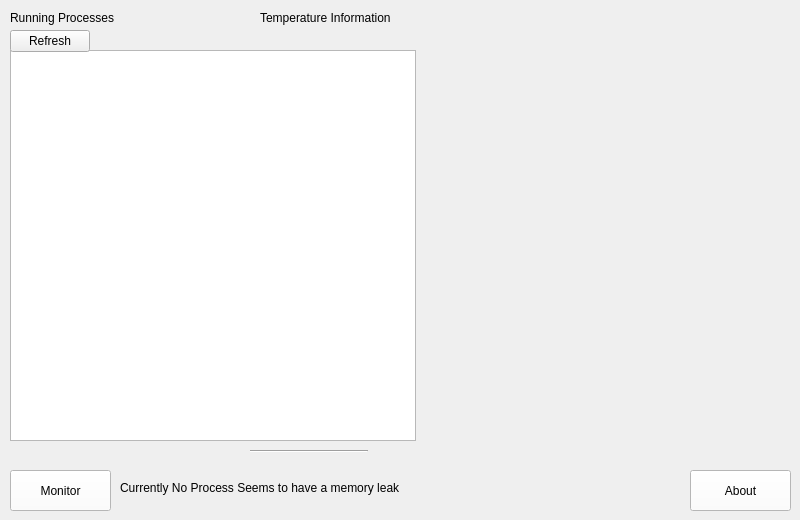
Old version of the form Sysmon/sysmon.ui in the repository moyass/System-Application-Monitor.
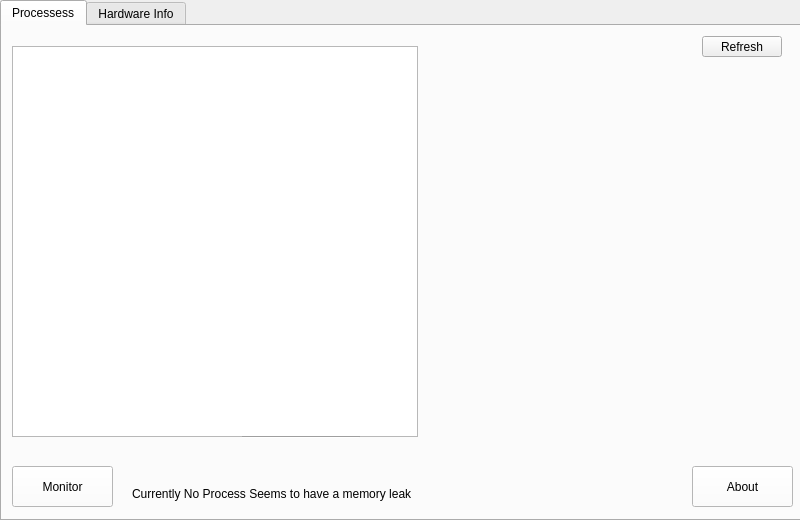
New version of the form. The open tabs and pages were chosen to show the change.

Diff of the .ui file:
```diff
--- a/Sysmon/sysmon.ui
+++ b/Sysmon/sysmon.ui
@@ -43,474 +43,40 @@
   <property name="autoFillBackground">
    <bool>false</bool>
   </property>
-  <widget class="QPushButton" name="monitorButton">
+  <widget class="QTabWidget" name="tabWidget">
    <property name="geometry">
     <rect>
-     <x>10</x>
-     <y>470</y>
-     <width>101</width>
-     <height>41</height>
+     <x>0</x>
+     <y>0</y>
+     <width>801</width>
+     <height>521</height>
     </rect>
    </property>
-   <property name="palette">
-    <palette>
-     <active>
-      <colorrole role="WindowText">
-       <brush brushstyle="SolidPattern">
-        <color alpha="255">
-         <red>0</red>
-         <green>0</green>
-         <blue>0</blue>
-        </color>
-       </brush>
-      </colorrole>
-      <colorrole role="Button">
-       <brush brushstyle="SolidPattern">
-        <color alpha="255">
-         <red>255</red>
-         <green>255</green>
-         <blue>255</blue>
-        </color>
-       </brush>
-      </colorrole>
-      <colorrole role="Light">
-       <brush brushstyle="SolidPattern">
-        <color alpha="255">
-         <red>255</red>
-         <green>255</green>
-         <blue>255</blue>
-        </color>
-       </brush>
-      </colorrole>
-      <colorrole role="Midlight">
-       <brush brushstyle="SolidPattern">
-        <color alpha="255">
-         <red>255</red>
-         <green>255</green>
-         <blue>255</blue>
-        </color>
-       </brush>
-      </colorrole>
-      <colorrole role="Dark">
-       <brush brushstyle="SolidPattern">
-        <color alpha="255">
-         <red>127</red>
-         <green>127</green>
-         <blue>127</blue>
-        </color>
-       </brush>
-      </colorrole>
-      <colorrole role="Mid">
-       <brush brushstyle="SolidPattern">
-        <color alpha="255">
-         <red>170</red>
-         <green>170</green>
-         <blue>170</blue>
-        </color>
-       </brush>
-      </colorrole>
-      <colorrole role="Text">
-       <brush brushstyle="SolidPattern">
-        <color alpha="255">
-         <red>0</red>
-         <green>0</green>
-         <blue>0</blue>
-        </color>
-       </brush>
-      </colorrole>
-      <colorrole role="BrightText">
-       <brush brushstyle="SolidPattern">
-        <color alpha="255">
-         <red>255</red>
-         <green>255</green>
-         <blue>255</blue>
-        </color>
-       </brush>
-      </colorrole>
-      <colorrole role="ButtonText">
-       <brush brushstyle="SolidPattern">
-        <color alpha="255">
-         <red>0</red>
-         <green>0</green>
-         <blue>0</blue>
-        </color>
-       </brush>
-      </colorrole>
-      <colorrole role="Base">
-       <brush brushstyle="SolidPattern">
-        <color alpha="255">
-         <red>255</red>
-         <green>255</green>
-         <blue>255</blue>
-        </color>
-       </brush>
-      </colorrole>
-      <colorrole role="Window">
-       <brush brushstyle="SolidPattern">
-        <color alpha="255">
-         <red>255</red>
-         <green>255</green>
-         <blue>255</blue>
-        </color>
-       </brush>
-      </colorrole>
-      <colorrole role="Shadow">
-       <brush brushstyle="SolidPattern">
-        <color alpha="255">
-         <red>0</red>
-         <green>0</green>
-         <blue>0</blue>
-        </color>
-       </brush>
-      </colorrole>
-      <colorrole role="AlternateBase">
-       <brush brushstyle="SolidPattern">
-        <color alpha="255">
-         <red>255</red>
-         <green>255</green>
-         <blue>255</blue>
-        </color>
-       </brush>
-      </colorrole>
-      <colorrole role="ToolTipBase">
-       <brush brushstyle="SolidPattern">
-        <color alpha="255">
-         <red>255</red>
-         <green>255</green>
-         <blue>220</blue>
-        </color>
-       </brush>
-      </colorrole>
-      <colorrole role="ToolTipText">
-       <brush brushstyle="SolidPattern">
-        <color alpha="255">
-         <red>0</red>
-         <green>0</green>
-         <blue>0</blue>
-        </color>
-       </brush>
-      </colorrole>
-     </active>
-     <inactive>
-      <colorrole role="WindowText">
-       <brush brushstyle="SolidPattern">
-        <color alpha="255">
-         <red>0</red>
-         <green>0</green>
-         <blue>0</blue>
-        </color>
-       </brush>
-      </colorrole>
-      <colorrole role="Button">
-       <brush brushstyle="SolidPattern">
-        <color alpha="255">
-         <red>255</red>
-         <green>255</green>
-         <blue>255</blue>
-        </color>
-       </brush>
-      </colorrole>
-      <colorrole role="Light">
-       <brush brushstyle="SolidPattern">
-        <color alpha="255">
-         <red>255</red>
-         <green>255</green>
-         <blue>255</blue>
-        </color>
-       </brush>
-      </colorrole>
-      <colorrole role="Midlight">
-       <brush brushstyle="SolidPattern">
-        <color alpha="255">
-         <red>255</red>
-         <green>255</green>
-         <blue>255</blue>
-        </color>
-       </brush>
-      </colorrole>
-      <colorrole role="Dark">
-       <brush brushstyle="SolidPattern">
-        <color alpha="255">
-         <red>127</red>
-         <green>127</green>
-         <blue>127</blue>
-        </color>
-       </brush>
-      </colorrole>
-      <colorrole role="Mid">
-       <brush brushstyle="SolidPattern">
-        <color alpha="255">
-         <red>170</red>
-         <green>170</green>
-         <blue>170</blue>
-        </color>
-       </brush>
-      </colorrole>
-      <colorrole role="Text">
-       <brush brushstyle="SolidPattern">
-        <color alpha="255">
-         <red>0</red>
-         <green>0</green>
-         <blue>0</blue>
-        </color>
-       </brush>
-      </colorrole>
-      <colorrole role="BrightText">
-       <brush brushstyle="SolidPattern">
-        <color alpha="255">
-         <red>255</red>
-         <green>255</green>
-         <blue>255</blue>
-        </color>
-       </brush>
-      </colorrole>
-      <colorrole role="ButtonText">
-       <brush brushstyle="SolidPattern">
-        <color alpha="255">
-         <red>0</red>
-         <green>0</green>
-         <blue>0</blue>
-        </color>
-       </brush>
-      </colorrole>
-      <colorrole role="Base">
-       <brush brushstyle="SolidPattern">
-        <color alpha="255">
-         <red>255</red>
-         <green>255</green>
-         <blue>255</blue>
-        </color>
-       </brush>
-      </colorrole>
-      <colorrole role="Window">
-       <brush brushstyle="SolidPattern">
-        <color alpha="255">
-         <red>255</red>
-         <green>255</green>
-         <blue>255</blue>
-        </color>
-       </brush>
-      </colorrole>
-      <colorrole role="Shadow">
-       <brush brushstyle="SolidPattern">
-        <color alpha="255">
-         <red>0</red>
-         <green>0</green>
-         <blue>0</blue>
-        </color>
-       </brush>
-      </colorrole>
-      <colorrole role="AlternateBase">
-       <brush brushstyle="SolidPattern">
-        <color alpha="255">
-         <red>255</red>
-         <green>255</green>
-         <blue>255</blue>
-        </color>
-       </brush>
-      </colorrole>
-      <colorrole role="ToolTipBase">
-       <brush brushstyle="SolidPattern">
-        <color alpha="255">
-         <red>255</red>
-         <green>255</green>
-         <blue>220</blue>
-        </color>
-       </brush>
-      </colorrole>
-      <colorrole role="ToolTipText">
-       <brush brushstyle="SolidPattern">
-        <color alpha="255">
-         <red>0</red>
-         <green>0</green>
-         <blue>0</blue>
-        </color>
-       </brush>
-      </colorrole>
-     </inactive>
-     <disabled>
-      <colorrole role="WindowText">
-       <brush brushstyle="SolidPattern">
-        <color alpha="255">
-         <red>127</red>
-         <green>127</green>
-         <blue>127</blue>
-        </color>
-       </brush>
-      </colorrole>
-      <colorrole role="Button">
-       <brush brushstyle="SolidPattern">
-        <color alpha="255">
-         <red>255</red>
-         <green>255</green>
-         <blue>255</blue>
-        </color>
-       </brush>
-      </colorrole>
-      <colorrole role="Light">
-       <brush brushstyle="SolidPattern">
-        <color alpha="255">
-         <red>255</red>
-         <green>255</green>
-         <blue>255</blue>
-        </color>
-       </brush>
-      </colorrole>
-      <colorrole role="Midlight">
-       <brush brushstyle="SolidPattern">
-        <color alpha="255">
-         <red>255</red>
-         <green>255</green>
-         <blue>255</blue>
-        </color>
-       </brush>
-      </colorrole>
-      <colorrole role="Dark">
-       <brush brushstyle="SolidPattern">
-        <color alpha="255">
-         <red>127</red>
-         <green>127</green>
-         <blue>127</blue>
-        </color>
-       </brush>
-      </colorrole>
-      <colorrole role="Mid">
-       <brush brushstyle="SolidPattern">
-        <color alpha="255">
-         <red>170</red>
-         <green>170</green>
-         <blue>170</blue>
-        </color>
-       </brush>
-      </colorrole>
-      <colorrole role="Text">
-       <brush brushstyle="SolidPattern">
-        <color alpha="255">
-         <red>127</red>
-         <green>127</green>
-         <blue>127</blue>
-        </color>
-       </brush>
-      </colorrole>
-      <colorrole role="BrightText">
-       <brush brushstyle="SolidPattern">
-        <color alpha="255">
-         <red>255</red>
-         <green>255</green>
-         <blue>255</blue>
-        </color>
-       </brush>
-      </colorrole>
-      <colorrole role="ButtonText">
-       <brush brushstyle="SolidPattern">
-        <color alpha="255">
-         <red>127</red>
-         <green>127</green>
-         <blue>127</blue>
-        </color>
-       </brush>
-      </colorrole>
-      <colorrole role="Base">
-       <brush brushstyle="SolidPattern">
-        <color alpha="255">
-         <red>255</red>
-         <green>255</green>
-         <blue>255</blue>
-        </color>
-       </brush>
-      </colorrole>
-      <colorrole role="Window">
-       <brush brushstyle="SolidPattern">
-        <color alpha="255">
-         <red>255</red>
-         <green>255</green>
-         <blue>255</blue>
-        </color>
-       </brush>
-      </colorrole>
-      <colorrole role="Shadow">
-       <brush brushstyle="SolidPattern">
-        <color alpha="255">
-         <red>0</red>
-         <green>0</green>
-         <blue>0</blue>
-        </color>
-       </brush>
-      </colorrole>
-      <colorrole role="AlternateBase">
-       <brush brushstyle="SolidPattern">
-        <color alpha="255">
-         <red>255</red>
-         <green>255</green>
-         <blue>255</blue>
-        </color>
-       </brush>
-      </colorrole>
-      <colorrole role="ToolTipBase">
-       <brush brushstyle="SolidPattern">
-        <color alpha="255">
-         <red>255</red>
-         <green>255</green>
-         <blue>220</blue>
-        </color>
-       </brush>
-      </colorrole>
-      <colorrole role="ToolTipText">
-       <brush brushstyle="SolidPattern">
-        <color alpha="255">
-         <red>0</red>
-         <green>0</green>
-         <blue>0</blue>
-        </color>
-       </brush>
-      </colorrole>
-     </disabled>
-    </palette>
+   <property name="currentIndex">
+    <number>1</number>
    </property>
-   <property name="text">
-    <string>Monitor</string>
-   </property>
-   <property name="autoDefault">
-    <bool>false</bool>
-   </property>
-   <property name="default">
-    <bool>false</bool>
-   </property>
-   <property name="flat">
-    <bool>false</bool>
-   </property>
-  </widget>
-  <widget class="QLabel" name="label">
+   <widget class="QWidget" name="tab">
+    <attribute name="title">
+     <string>Processess</string>
+    </attribute>
+    <widget class="QPushButton" name="refreshButton">
    <property name="geometry">
     <rect>
-     <x>10</x>
+       <x>700</x>
      <y>10</y>
-     <width>121</width>
-     <height>16</height>
+       <width>80</width>
+       <height>21</height>
     </rect>
    </property>
    <property name="text">
-    <string>Running Processes</string>
-   </property>
-  </widget>
-  <widget class="QLabel" name="label_2">
-   <property name="geometry">
-    <rect>
-     <x>260</x>
-     <y>10</y>
-     <width>161</width>
-     <height>16</height>
-    </rect>
-   </property>
-   <property name="text">
-    <string>Temperature Information</string>
+      <string>Refresh</string>
    </property>
   </widget>
   <widget class="QLabel" name="label_3">
    <property name="geometry">
     <rect>
-     <x>120</x>
-     <y>480</y>
+       <x>130</x>
+       <y>460</y>
      <width>321</width>
      <height>16</height>
     </rect>
@@ -523,7 +89,7 @@
    <property name="geometry">
     <rect>
      <x>690</x>
-     <y>470</y>
+       <y>440</y>
      <width>101</width>
      <height>41</height>
     </rect>
@@ -956,6 +522,456 @@
     <bool>false</bool>
    </property>
   </widget>
+    <widget class="QPushButton" name="monitorButton">
+     <property name="geometry">
+      <rect>
+       <x>10</x>
+       <y>440</y>
+       <width>101</width>
+       <height>41</height>
+      </rect>
+     </property>
+     <property name="palette">
+      <palette>
+       <active>
+        <colorrole role="WindowText">
+         <brush brushstyle="SolidPattern">
+          <color alpha="255">
+           <red>0</red>
+           <green>0</green>
+           <blue>0</blue>
+          </color>
+         </brush>
+        </colorrole>
+        <colorrole role="Button">
+         <brush brushstyle="SolidPattern">
+          <color alpha="255">
+           <red>255</red>
+           <green>255</green>
+           <blue>255</blue>
+          </color>
+         </brush>
+        </colorrole>
+        <colorrole role="Light">
+         <brush brushstyle="SolidPattern">
+          <color alpha="255">
+           <red>255</red>
+           <green>255</green>
+           <blue>255</blue>
+          </color>
+         </brush>
+        </colorrole>
+        <colorrole role="Midlight">
+         <brush brushstyle="SolidPattern">
+          <color alpha="255">
+           <red>255</red>
+           <green>255</green>
+           <blue>255</blue>
+          </color>
+         </brush>
+        </colorrole>
+        <colorrole role="Dark">
+         <brush brushstyle="SolidPattern">
+          <color alpha="255">
+           <red>127</red>
+           <green>127</green>
+           <blue>127</blue>
+          </color>
+         </brush>
+        </colorrole>
+        <colorrole role="Mid">
+         <brush brushstyle="SolidPattern">
+          <color alpha="255">
+           <red>170</red>
+           <green>170</green>
+           <blue>170</blue>
+          </color>
+         </brush>
+        </colorrole>
+        <colorrole role="Text">
+         <brush brushstyle="SolidPattern">
+          <color alpha="255">
+           <red>0</red>
+           <green>0</green>
+           <blue>0</blue>
+          </color>
+         </brush>
+        </colorrole>
+        <colorrole role="BrightText">
+         <brush brushstyle="SolidPattern">
+          <color alpha="255">
+           <red>255</red>
+           <green>255</green>
+           <blue>255</blue>
+          </color>
+         </brush>
+        </colorrole>
+        <colorrole role="ButtonText">
+         <brush brushstyle="SolidPattern">
+          <color alpha="255">
+           <red>0</red>
+           <green>0</green>
+           <blue>0</blue>
+          </color>
+         </brush>
+        </colorrole>
+        <colorrole role="Base">
+         <brush brushstyle="SolidPattern">
+          <color alpha="255">
+           <red>255</red>
+           <green>255</green>
+           <blue>255</blue>
+          </color>
+         </brush>
+        </colorrole>
+        <colorrole role="Window">
+         <brush brushstyle="SolidPattern">
+          <color alpha="255">
+           <red>255</red>
+           <green>255</green>
+           <blue>255</blue>
+          </color>
+         </brush>
+        </colorrole>
+        <colorrole role="Shadow">
+         <brush brushstyle="SolidPattern">
+          <color alpha="255">
+           <red>0</red>
+           <green>0</green>
+           <blue>0</blue>
+          </color>
+         </brush>
+        </colorrole>
+        <colorrole role="AlternateBase">
+         <brush brushstyle="SolidPattern">
+          <color alpha="255">
+           <red>255</red>
+           <green>255</green>
+           <blue>255</blue>
+          </color>
+         </brush>
+        </colorrole>
+        <colorrole role="ToolTipBase">
+         <brush brushstyle="SolidPattern">
+          <color alpha="255">
+           <red>255</red>
+           <green>255</green>
+           <blue>220</blue>
+          </color>
+         </brush>
+        </colorrole>
+        <colorrole role="ToolTipText">
+         <brush brushstyle="SolidPattern">
+          <color alpha="255">
+           <red>0</red>
+           <green>0</green>
+           <blue>0</blue>
+          </color>
+         </brush>
+        </colorrole>
+       </active>
+       <inactive>
+        <colorrole role="WindowText">
+         <brush brushstyle="SolidPattern">
+          <color alpha="255">
+           <red>0</red>
+           <green>0</green>
+           <blue>0</blue>
+          </color>
+         </brush>
+        </colorrole>
+        <colorrole role="Button">
+         <brush brushstyle="SolidPattern">
+          <color alpha="255">
+           <red>255</red>
+           <green>255</green>
+           <blue>255</blue>
+          </color>
+         </brush>
+        </colorrole>
+        <colorrole role="Light">
+         <brush brushstyle="SolidPattern">
+          <color alpha="255">
+           <red>255</red>
+           <green>255</green>
+           <blue>255</blue>
+          </color>
+         </brush>
+        </colorrole>
+        <colorrole role="Midlight">
+         <brush brushstyle="SolidPattern">
+          <color alpha="255">
+           <red>255</red>
+           <green>255</green>
+           <blue>255</blue>
+          </color>
+         </brush>
+        </colorrole>
+        <colorrole role="Dark">
+         <brush brushstyle="SolidPattern">
+          <color alpha="255">
+           <red>127</red>
+           <green>127</green>
+           <blue>127</blue>
+          </color>
+         </brush>
+        </colorrole>
+        <colorrole role="Mid">
+         <brush brushstyle="SolidPattern">
+          <color alpha="255">
+           <red>170</red>
+           <green>170</green>
+           <blue>170</blue>
+          </color>
+         </brush>
+        </colorrole>
+        <colorrole role="Text">
+         <brush brushstyle="SolidPattern">
+          <color alpha="255">
+           <red>0</red>
+           <green>0</green>
+           <blue>0</blue>
+          </color>
+         </brush>
+        </colorrole>
+        <colorrole role="BrightText">
+         <brush brushstyle="SolidPattern">
+          <color alpha="255">
+           <red>255</red>
+           <green>255</green>
+           <blue>255</blue>
+          </color>
+         </brush>
+        </colorrole>
+        <colorrole role="ButtonText">
+         <brush brushstyle="SolidPattern">
+          <color alpha="255">
+           <red>0</red>
+           <green>0</green>
+           <blue>0</blue>
+          </color>
+         </brush>
+        </colorrole>
+        <colorrole role="Base">
+         <brush brushstyle="SolidPattern">
+          <color alpha="255">
+           <red>255</red>
+           <green>255</green>
+           <blue>255</blue>
+          </color>
+         </brush>
+        </colorrole>
+        <colorrole role="Window">
+         <brush brushstyle="SolidPattern">
+          <color alpha="255">
+           <red>255</red>
+           <green>255</green>
+           <blue>255</blue>
+          </color>
+         </brush>
+        </colorrole>
+        <colorrole role="Shadow">
+         <brush brushstyle="SolidPattern">
+          <color alpha="255">
+           <red>0</red>
+           <green>0</green>
+           <blue>0</blue>
+          </color>
+         </brush>
+        </colorrole>
+        <colorrole role="AlternateBase">
+         <brush brushstyle="SolidPattern">
+          <color alpha="255">
+           <red>255</red>
+           <green>255</green>
+           <blue>255</blue>
+          </color>
+         </brush>
+        </colorrole>
+        <colorrole role="ToolTipBase">
+         <brush brushstyle="SolidPattern">
+          <color alpha="255">
+           <red>255</red>
+           <green>255</green>
+           <blue>220</blue>
+          </color>
+         </brush>
+        </colorrole>
+        <colorrole role="ToolTipText">
+         <brush brushstyle="SolidPattern">
+          <color alpha="255">
+           <red>0</red>
+           <green>0</green>
+           <blue>0</blue>
+          </color>
+         </brush>
+        </colorrole>
+       </inactive>
+       <disabled>
+        <colorrole role="WindowText">
+         <brush brushstyle="SolidPattern">
+          <color alpha="255">
+           <red>127</red>
+           <green>127</green>
+           <blue>127</blue>
+          </color>
+         </brush>
+        </colorrole>
+        <colorrole role="Button">
+         <brush brushstyle="SolidPattern">
+          <color alpha="255">
+           <red>255</red>
+           <green>255</green>
+           <blue>255</blue>
+          </color>
+         </brush>
+        </colorrole>
+        <colorrole role="Light">
+         <brush brushstyle="SolidPattern">
+          <color alpha="255">
+           <red>255</red>
+           <green>255</green>
+           <blue>255</blue>
+          </color>
+         </brush>
+        </colorrole>
+        <colorrole role="Midlight">
+         <brush brushstyle="SolidPattern">
+          <color alpha="255">
+           <red>255</red>
+           <green>255</green>
+           <blue>255</blue>
+          </color>
+         </brush>
+        </colorrole>
+        <colorrole role="Dark">
+         <brush brushstyle="SolidPattern">
+          <color alpha="255">
+           <red>127</red>
+           <green>127</green>
+           <blue>127</blue>
+          </color>
+         </brush>
+        </colorrole>
+        <colorrole role="Mid">
+         <brush brushstyle="SolidPattern">
+          <color alpha="255">
+           <red>170</red>
+           <green>170</green>
+           <blue>170</blue>
+          </color>
+         </brush>
+        </colorrole>
+        <colorrole role="Text">
+         <brush brushstyle="SolidPattern">
+          <color alpha="255">
+           <red>127</red>
+           <green>127</green>
+           <blue>127</blue>
+          </color>
+         </brush>
+        </colorrole>
+        <colorrole role="BrightText">
+         <brush brushstyle="SolidPattern">
+          <color alpha="255">
+           <red>255</red>
+           <green>255</green>
+           <blue>255</blue>
+          </color>
+         </brush>
+        </colorrole>
+        <colorrole role="ButtonText">
+         <brush brushstyle="SolidPattern">
+          <color alpha="255">
+           <red>127</red>
+           <green>127</green>
+           <blue>127</blue>
+          </color>
+         </brush>
+        </colorrole>
+        <colorrole role="Base">
+         <brush brushstyle="SolidPattern">
+          <color alpha="255">
+           <red>255</red>
+           <green>255</green>
+           <blue>255</blue>
+          </color>
+         </brush>
+        </colorrole>
+        <colorrole role="Window">
+         <brush brushstyle="SolidPattern">
+          <color alpha="255">
+           <red>255</red>
+           <green>255</green>
+           <blue>255</blue>
+          </color>
+         </brush>
+        </colorrole>
+        <colorrole role="Shadow">
+         <brush brushstyle="SolidPattern">
+          <color alpha="255">
+           <red>0</red>
+           <green>0</green>
+           <blue>0</blue>
+          </color>
+         </brush>
+        </colorrole>
+        <colorrole role="AlternateBase">
+         <brush brushstyle="SolidPattern">
+          <color alpha="255">
+           <red>255</red>
+           <green>255</green>
+           <blue>255</blue>
+          </color>
+         </brush>
+        </colorrole>
+        <colorrole role="ToolTipBase">
+         <brush brushstyle="SolidPattern">
+          <color alpha="255">
+           <red>255</red>
+           <green>255</green>
+           <blue>220</blue>
+          </color>
+         </brush>
+        </colorrole>
+        <colorrole role="ToolTipText">
+         <brush brushstyle="SolidPattern">
+          <color alpha="255">
+           <red>0</red>
+           <green>0</green>
+           <blue>0</blue>
+          </color>
+         </brush>
+        </colorrole>
+       </disabled>
+      </palette>
+     </property>
+     <property name="text">
+      <string>Monitor</string>
+     </property>
+     <property name="autoDefault">
+      <bool>false</bool>
+     </property>
+     <property name="default">
+      <bool>false</bool>
+     </property>
+     <property name="flat">
+      <bool>false</bool>
+     </property>
+    </widget>
+    <widget class="Line" name="line">
+     <property name="geometry">
+      <rect>
+       <x>240</x>
+       <y>410</y>
+       <width>118</width>
+       <height>3</height>
+      </rect>
+     </property>
+     <property name="orientation">
+      <enum>Qt::Horizontal</enum>
+     </property>
+    </widget>
   <widget class="QTableView" name="tableView">
    <property name="enabled">
     <bool>true</bool>
@@ -963,7 +979,7 @@
    <property name="geometry">
     <rect>
      <x>10</x>
-     <y>50</y>
+       <y>20</y>
      <width>406</width>
      <height>391</height>
     </rect>
@@ -1050,31 +1066,38 @@
     <number>30</number>
    </attribute>
   </widget>
-  <widget class="Line" name="line">
-   <property name="geometry">
-    <rect>
-     <x>250</x>
-     <y>450</y>
-     <width>118</width>
-     <height>3</height>
-    </rect>
-   </property>
-   <property name="orientation">
-    <enum>Qt::Horizontal</enum>
-   </property>
-  </widget>
-  <widget class="QPushButton" name="refreshButton">
+    <zorder>refreshButton</zorder>
+    <zorder>refreshButton</zorder>
+    <zorder>label_3</zorder>
+    <zorder>aboutButton</zorder>
+    <zorder>tableView</zorder>
+    <zorder>monitorButton</zorder>
+    <zorder>line</zorder>
+    <zorder>refreshButton</zorder>
+    <zorder>label_3</zorder>
+    <zorder>aboutButton</zorder>
+    <zorder>monitorButton</zorder>
+    <zorder>line</zorder>
+    <zorder>tableView</zorder>
+   </widget>
+   <widget class="QWidget" name="tab_2">
+    <attribute name="title">
+     <string>Hardware Info</string>
+    </attribute>
+    <widget class="QLabel" name="label">
    <property name="geometry">
     <rect>
      <x>10</x>
-     <y>30</y>
-     <width>80</width>
-     <height>22</height>
+       <y>10</y>
+       <width>151</width>
+       <height>16</height>
     </rect>
    </property>
    <property name="text">
-    <string>Refresh</string>
-   </property>
+      <string>Temperature and Shit</string>
+     </property>
+    </widget>
+   </widget>
   </widget>
  </widget>
  <layoutdefault spacing="6" margin="11"/>
```
Lines whose indentation alone changed are shown as unchanged.
